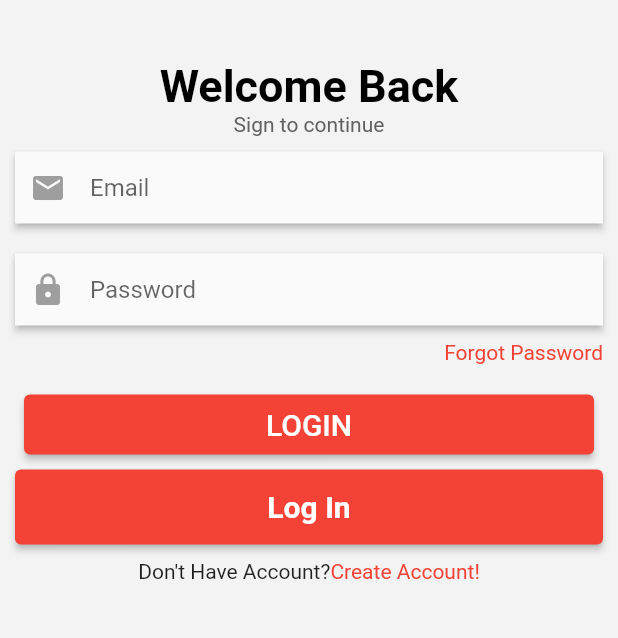
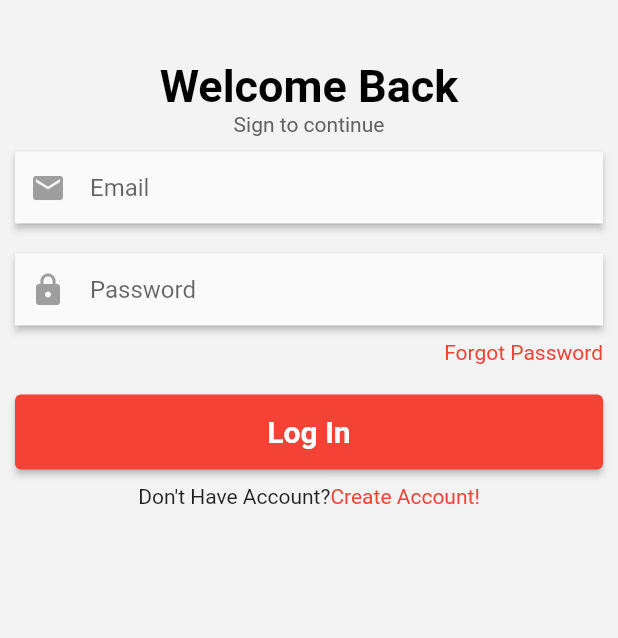
Before and after one commit to TusherRakib/BloodSource, a Flutter app: the screen it shows after launch, on a phone screen of 412 x 824 dp, the part 510-1148 px from its top. Run offline on Flutter 3.47's test engine with Material 2 defaults, Android fonts, the phone set to English and light mode, and no system bars; our stand-ins replace flutter_svg, fluttertoast.

Commit message:
Rafid-Custom buttons navigattion

```diff
--- a/lib/Screens/login_screen.dart
+++ b/lib/Screens/login_screen.dart
@@ -1,8 +1,6 @@
-import 'package:blood_source/Screens/dashboard_screen.dart';
 import 'package:blood_source/Widgets/CustomButton_widget.dart';
 import 'package:blood_source/Widgets/create_account_text.dart';
 import 'package:blood_source/Widgets/forgot_password_text.dart';
-import 'package:blood_source/Widgets/login_btn.dart';
 import 'package:flutter/cupertino.dart';
 import 'package:flutter/material.dart';
 import 'package:flutter_svg/flutter_svg.dart';
@@ -78,11 +76,7 @@ class _LoginState extends State<Login> {
               SizedBox(height: 10.0),
               Align(alignment: Alignment.topRight, child: ForgotPassword()),
               SizedBox(height: 20.0),
-              LoginButton(), //TODO TUSHER - NOT REQUIRED, DELETE WHEN UNDERSTOOD
-              SizedBox(height: 10.0),
-              CustomButton(buttonText: "Log In"), //TODO TUSHER - All buttons in the app will go to one custom button widget
-
-              //TODO Modify the padding with something else. Its a temporary fix
+              CustomButton(buttonText: "Log In"), //Navigate to Dashboard DONE
               SizedBox(height: 10.0),
               CreateAccount(),
             ],
--- a/lib/Screens/signUp_screen.dart
+++ b/lib/Screens/signUp_screen.dart
@@ -1,6 +1,5 @@
-import 'package:blood_source/Screens/login_screen.dart';
+import 'package:blood_source/Widgets/CustomButton_widget.dart';
 import 'package:blood_source/Widgets/login_text.dart';
-import 'package:blood_source/Widgets/signUp_btn.dart';
 import 'package:flutter/material.dart';
 
 class SignIn extends StatefulWidget {
@@ -111,7 +110,7 @@ class _SignInState extends State<SignIn> {
                 ),
               ),
               SizedBox(height: 30.0),
-              SignUpBtn(),
+              CustomButton(buttonText: "Sign Up"), //Navigate to Login Screen DONE
               SizedBox(height: 10.0),
               LoginText(),
             ],
```
Also changed, not shown: lib/Widgets/CustomButton_widget.dart (+22 -1 lines).
